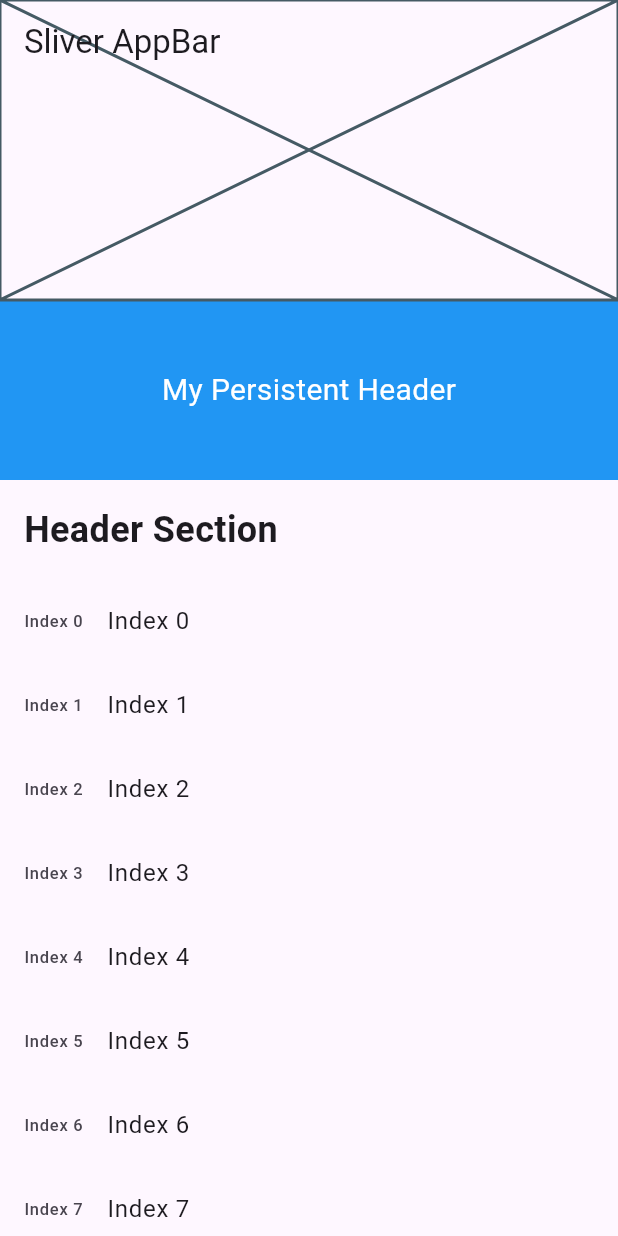
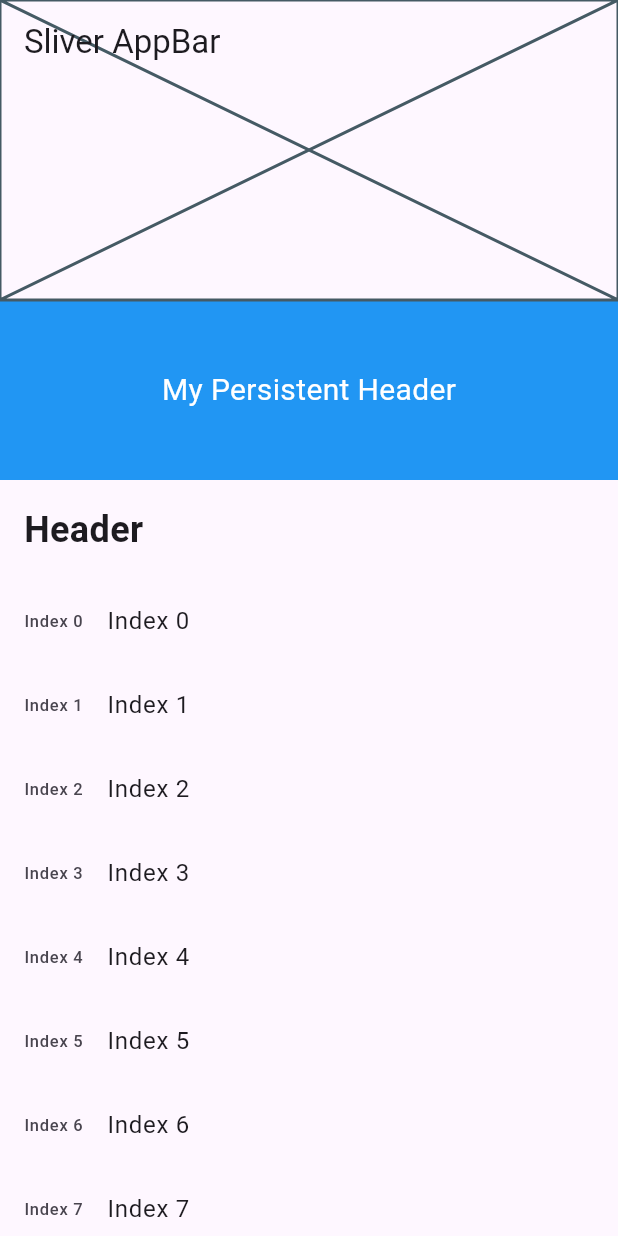
Before and after one commit to dhruv-rajani/demo, a Flutter app: the screen it shows after launch, on a phone screen of 412 x 824 dp. Run offline on Flutter 3.47's test engine with Material 3 defaults, Android fonts, the phone set to English and light mode, and no system bars; accounts and stored records are empty.

Commit message:
new branch

```diff
--- a/lib/screens/home_screen.dart
+++ b/lib/screens/home_screen.dart
@@ -61,7 +61,7 @@ class _HomeScreenState extends State<HomeScreen> {
             child: Container(
               padding: const EdgeInsets.all(16.0),
               child: const Text(
-                'Header Section',
+                'Header',
                 style: TextStyle(fontSize: 24.0, fontWeight: FontWeight.bold),
               ),
             ),
```
